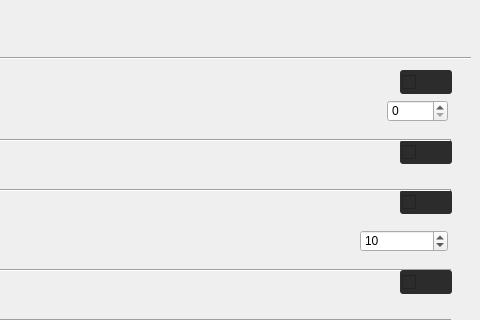
The window that ui/main.ui (LyceenAiro/EazyFrpSetting) describes before a commit, drawn with Qt 5; both pictures show x 320 to 800 and y 0 to 320 of the 800 by 500 pixel window.
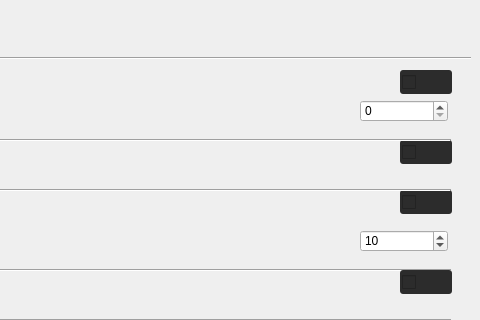
The same window after the commit.

Commit message: v2.1.4：修复了新版本下的迭代框错位问题

Diff of the .ui file:
```diff
--- a/ui/main.ui
+++ b/ui/main.ui
@@ -1437,9 +1437,9 @@
      <widget class="QSpinBox" name="auto_linkname_box">
       <property name="geometry">
        <rect>
-        <x>547</x>
+        <x>520</x>
         <y>90</y>
-        <width>61</width>
+        <width>88</width>
         <height>22</height>
        </rect>
       </property>
```
The commit also changes 1 other file.
